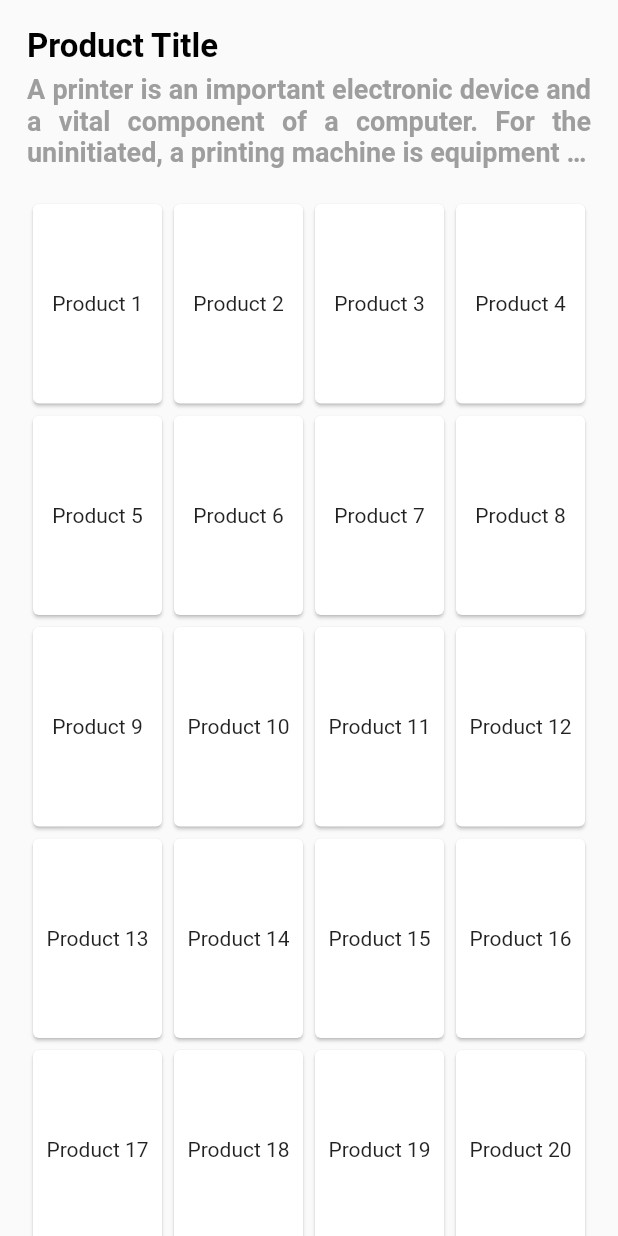
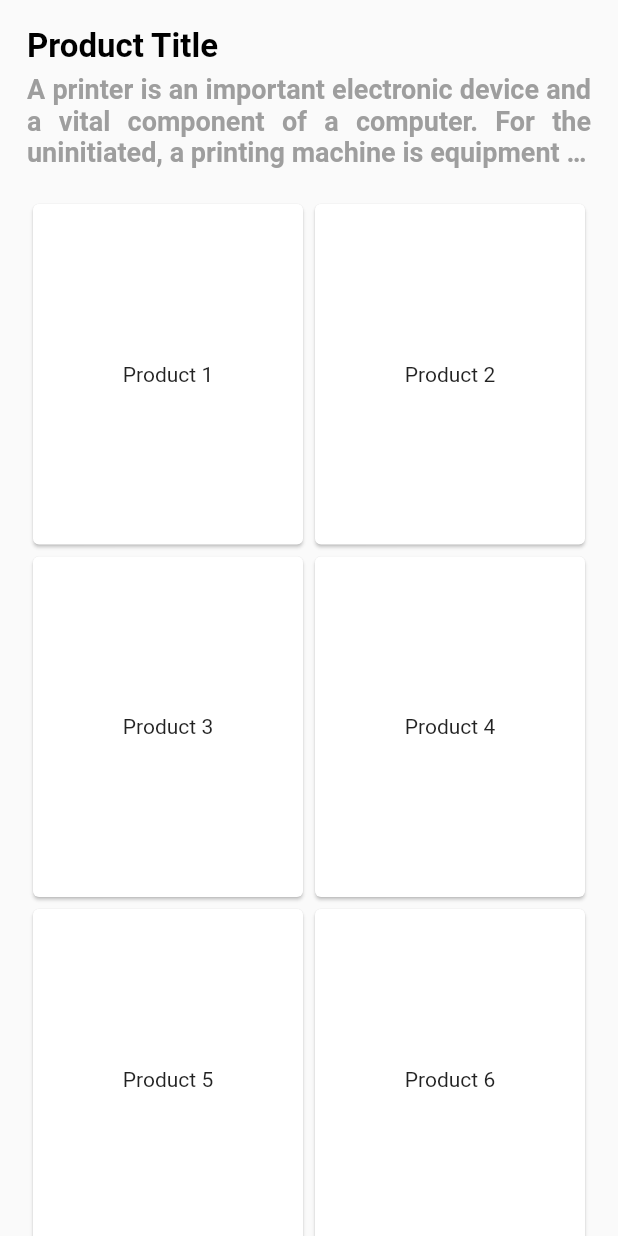
Before and after one commit to KrishnaKrinc/Ecommerce-Intern, a Flutter app: the screen it shows after launch, on a phone screen of 412 x 824 dp. Run offline on Flutter 3.47's test engine with Material 2 defaults, Android fonts, the phone set to English and light mode, and no system bars; our stand-ins replace carousel_slider.

Commit message:
Updated Resposivity for Page View

```diff
--- /dev/null
+++ b/lib/views/pagelayouts/Productpage/UI/page_indicator.dart
@@ -0,0 +1,33 @@
+import 'package:ecom/utils/colors.dart';
+import 'package:flutter/material.dart';
+
+class PageIndicator extends StatelessWidget {
+  const PageIndicator({
+    super.key,
+    required int currentPage,
+    required this.index,
+  }) : _currentPage = currentPage;
+
+  final int _currentPage;
+  final int index;
+
+  @override
+  Widget build(BuildContext context) {
+    return Container(
+      margin: const EdgeInsets.symmetric(horizontal: 5),
+      padding: const EdgeInsets.all(10),
+      decoration: BoxDecoration(
+        shape: BoxShape.circle,
+        color:
+            _currentPage == index ? ThemeColors.blue : ThemeColors.transparent,
+      ),
+      child: Text(
+        '${index + 1}',
+        style: TextStyle(
+          color: _currentPage == index ? ThemeColors.white : ThemeColors.black,
+          fontWeight: FontWeight.bold,
+        ),
+      ),
+    );
+  }
+}
--- /dev/null
+++ b/lib/views/pagelayouts/Productpage/UI/productcard_ui.dart
@@ -0,0 +1,21 @@
+import 'package:flutter/material.dart';
+
+class ProductCardUI extends StatelessWidget {
+  final int index;
+  final int startIndex;
+
+  const ProductCardUI({
+    super.key,
+    required this.startIndex,
+    required this.index,
+  });
+
+  @override
+  Widget build(BuildContext context) {
+    return Card(
+      child: Center(
+        child: Text('Product ${startIndex + index + 1}'),
+      ),
+    );
+  }
+}
--- /dev/null
+++ b/lib/views/pagelayouts/Productpage/product_displaycards.dart
@@ -0,0 +1,15 @@
+import 'package:ecom/views/pagelayouts/Productpage/productcards_pageview_builder.dart';
+import 'package:flutter/material.dart';
+
+class ProductDisplayCards extends StatelessWidget {
+  const ProductDisplayCards({super.key, required this.crossAxisCount});
+  final int crossAxisCount;
+
+  @override
+  Widget build(BuildContext context) {
+    return SizedBox(
+      height: MediaQuery.sizeOf(context).height,
+      child: ProductCardPageViewBuilder(crossAxisCount: crossAxisCount),
+    );
+  }
+}
--- a/lib/views/pagelayouts/Productpage/UI/product_displaycards.dart
+++ b/lib/views/pagelayouts/Productpage/productcards_pageview_builder.dart
@@ -1,20 +1,10 @@
-import 'package:ecom/utils/colors.dart';
+import 'package:ecom/views/pagelayouts/Productpage/UI/page_indicator.dart';
+import 'package:ecom/views/pagelayouts/Productpage/UI/productcard_ui.dart';
 import 'package:flutter/material.dart';
 
-class ProductDisplayCards extends StatelessWidget {
-  const ProductDisplayCards({super.key});
-
-  @override
-  Widget build(BuildContext context) {
-    return SizedBox(
-      height: MediaQuery.sizeOf(context).height,
-      child: const ProductCardPageViewBuilder(),
-    );
-  }
-}
-
 class ProductCardPageViewBuilder extends StatefulWidget {
-  const ProductCardPageViewBuilder({super.key});
+  const ProductCardPageViewBuilder({super.key, required this.crossAxisCount});
+  final int crossAxisCount;
 
   @override
   State<ProductCardPageViewBuilder> createState() =>
@@ -37,12 +27,17 @@ class _ProductCardPageViewBuilderState
 
   @override
   Widget build(BuildContext context) {
+    const int maxCardsPerPage = 20;
+    const int totalCards = 110;
     final int totalPages = (totalCards / maxCardsPerPage).ceil();
+
     return Column(
       children: [
         Expanded(
           child: PageView.builder(
             controller: _pageController,
+            physics:
+                const NeverScrollableScrollPhysics(), // Disable swipe to change pages
             itemCount: totalPages,
             itemBuilder: (BuildContext context, int pageIndex) {
               final startIndex = pageIndex * maxCardsPerPage;
@@ -58,10 +53,10 @@ class _ProductCardPageViewBuilderState
               );
 
               return GridView.count(
-                crossAxisCount: 4,
+                crossAxisCount: widget.crossAxisCount,
                 shrinkWrap: true,
                 physics: const BouncingScrollPhysics(),
-                childAspectRatio: 0.2 / 0.3,
+                childAspectRatio: 1 / 1.25,
                 children: pageCards,
               );
             },
@@ -85,25 +80,7 @@ class _ProductCardPageViewBuilderState
                     curve: Curves.easeInOut,
                   );
                 },
-                child: Container(
-                  margin: const EdgeInsets.symmetric(horizontal: 5),
-                  padding: const EdgeInsets.all(10),
-                  decoration: BoxDecoration(
-                    shape: BoxShape.circle,
-                    color: _currentPage == index
-                        ? ThemeColors.blue
-                        : ThemeColors.transparent,
-                  ),
-                  child: Text(
-                    '${index + 1}',
-                    style: TextStyle(
-                      color: _currentPage == index
-                          ? ThemeColors.white
-                          : ThemeColors.black,
-                      fontWeight: FontWeight.bold,
-                    ),
-                  ),
-                ),
+                child: PageIndicator(index: index, currentPage: _currentPage),
               );
             }),
           ),
@@ -112,23 +89,3 @@ class _ProductCardPageViewBuilderState
     );
   }
 }
-
-class ProductCardUI extends StatelessWidget {
-  final int index;
-  final int startIndex;
-
-  const ProductCardUI({
-    super.key,
-    required this.startIndex,
-    required this.index,
-  });
-
-  @override
-  Widget build(BuildContext context) {
-    return Card(
-      child: Center(
-        child: Text('Product ${startIndex + index + 1}'),
-      ),
-    );
-  }
-}
--- a/lib/views/pagelayouts/Productpage/productpage_body.dart
+++ b/lib/views/pagelayouts/Productpage/productpage_body.dart
@@ -1,6 +1,7 @@
+import 'package:ecom/layout/resposive_layout.dart';
 import 'package:ecom/views/pagelayouts/Productpage/UI/category_description.dart';
 import 'package:ecom/views/pagelayouts/Productpage/UI/category_title.dart';
-import 'package:ecom/views/pagelayouts/Productpage/UI/product_displaycards.dart';
+import 'package:ecom/views/pagelayouts/Productpage/product_displaycards.dart';
 import 'package:flutter/material.dart';
 
 class ProductpageBody extends StatelessWidget {
@@ -19,7 +20,11 @@ class ProductpageBody extends StatelessWidget {
             SizedBox(height: 5),
             CategoryDescription(),
             SizedBox(height: 20),
-            ProductDisplayCards(),
+            ResponsiveLayout(
+              mobile: ProductDisplayCards(crossAxisCount: 2),
+              tablet: ProductDisplayCards(crossAxisCount: 4),
+              desktop: ProductDisplayCards(crossAxisCount: 5),
+            ),
             SizedBox(height: 5),
           ],
         ),
```
